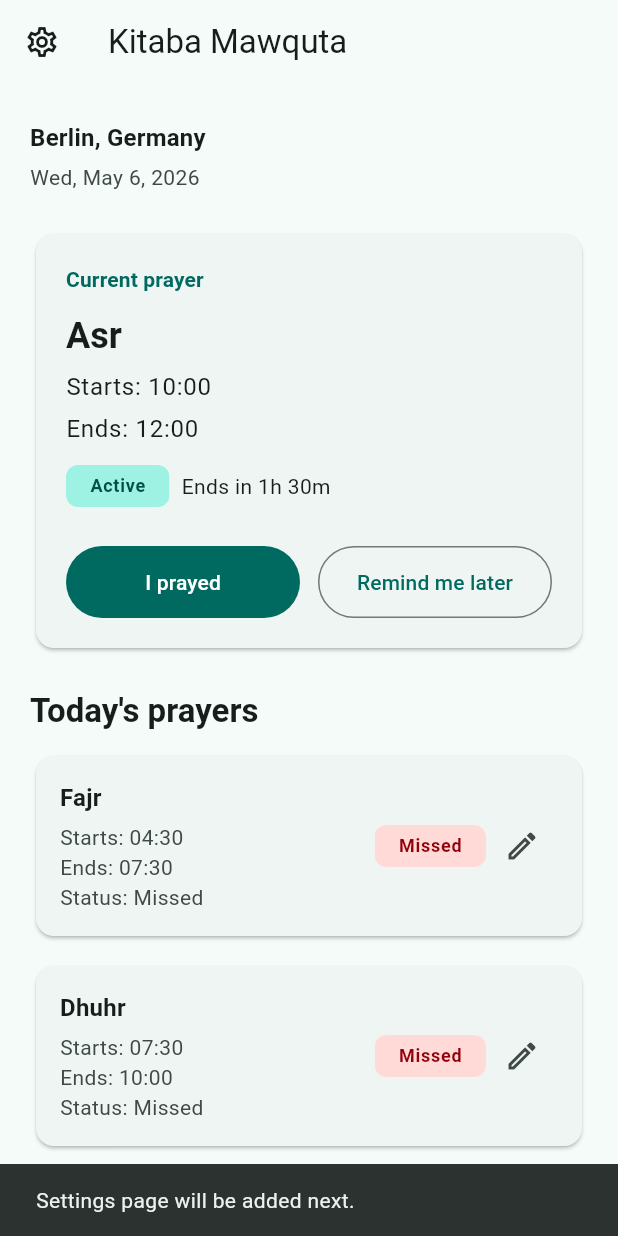
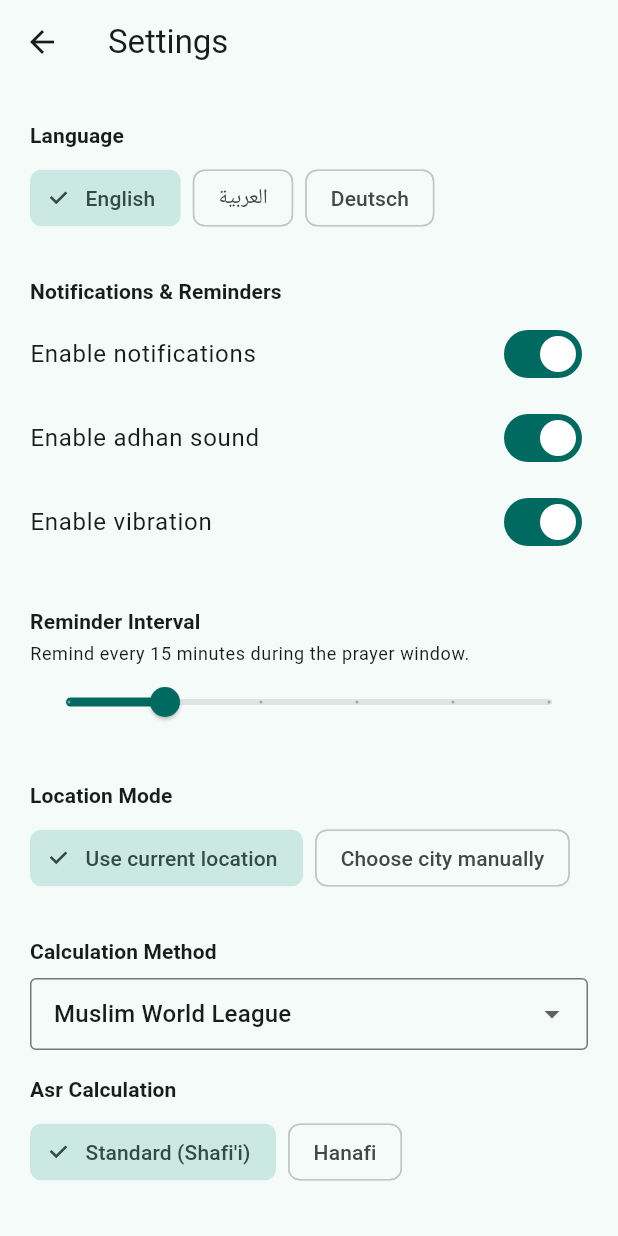
Before and after one commit to housnizalam/kitaba_mawquta, a Flutter app: the screen it shows after launch, after a tap on the "settings" icon, on a phone screen of 412 x 824 dp. Run offline on Flutter 3.47's test engine with Material 3 defaults, Android fonts, the phone set to English and light mode, and no system bars; our stand-ins replace flutter_riverpod, hive_flutter; accounts and stored records are empty.

Commit message:
settings page

```diff
--- a/lib/features/home/home_page.dart
+++ b/lib/features/home/home_page.dart
@@ -8,6 +8,7 @@ import '../../core/models/models.dart';
 import '../../core/state/app_state_notifier.dart';
 import '../../core/state/app_state_providers.dart';
 import '../../core/state/storage_service_providers.dart';
+import '../settings/settings_page.dart';
 import '../../shared/widgets/constrained_page_body.dart';
 
 /// Main home screen for the prayer app.
@@ -22,19 +23,16 @@ class HomePage extends ConsumerStatefulWidget {
 
 class _HomePageState extends ConsumerState<HomePage> {
   Timer? _clockTimer;
-  DateTime _now = DateTime.now();
 
   @override
   void initState() {
     super.initState();
-    _clockTimer = Timer.periodic(const Duration(seconds: 30), (_) {
+    _clockTimer = Timer.periodic(const Duration(seconds: 1), (_) {
       if (!mounted) {
         return;
       }
 
-      setState(() {
-        _now = DateTime.now();
-      });
+      setState(() {});
     });
   }
 
@@ -45,9 +43,10 @@ class _HomePageState extends ConsumerState<HomePage> {
   }
 
   Future<void> _markCurrentPrayerAsPrayed(PrayerTimeEntry entry) async {
+    final effectiveNow = DateTime.now();
     await ref
         .read(appStateNotifierProvider.notifier)
-        .markPrayerAsPrayed(entry.prayerType, now: _now);
+        .markPrayerAsPrayed(entry.prayerType, now: effectiveNow);
 
     if (!mounted) {
       return;
@@ -60,9 +59,17 @@ class _HomePageState extends ConsumerState<HomePage> {
     );
   }
 
-  void _showSettingsPlaceholder() {
+  Future<void> _openSettingsPage() async {
+    final didSave = await Navigator.of(
+      context,
+    ).push<bool>(MaterialPageRoute(builder: (_) => const SettingsPage()));
+
+    if (!mounted || didSave != true) {
+      return;
+    }
+
     ScaffoldMessenger.of(context).showSnackBar(
-      const SnackBar(content: Text('Settings page will be added next.')),
+      const SnackBar(content: Text('Settings saved successfully.')),
     );
   }
 
@@ -77,7 +84,8 @@ class _HomePageState extends ConsumerState<HomePage> {
   }
 
   Future<void> _openPrayerEditDialog(PrayerTimeEntry entry) async {
-    if (_now.isBefore(entry.startTime)) {
+    final effectiveNow = DateTime.now();
+    if (effectiveNow.isBefore(entry.startTime)) {
       if (!mounted) {
         return;
       }
@@ -148,7 +156,7 @@ class _HomePageState extends ConsumerState<HomePage> {
                   return;
                 }
 
-                if (selectedPrayedAt!.isAfter(_now)) {
+                if (selectedPrayedAt!.isAfter(effectiveNow)) {
                   setDialogState(() {
                     errorMessage = 'Prayed time cannot be in the future.';
                   });
@@ -163,7 +171,7 @@ class _HomePageState extends ConsumerState<HomePage> {
                       entry.prayerType,
                       status: selectedStatus,
                       prayedAt: selectedPrayedAt,
-                      now: _now,
+                      now: effectiveNow,
                     );
               } on ArgumentError catch (e) {
                 setDialogState(() {
@@ -278,6 +286,7 @@ class _HomePageState extends ConsumerState<HomePage> {
 
   @override
   Widget build(BuildContext context) {
+    final effectiveNow = DateTime.now();
     final appStateAsync = ref.watch(appStateNotifierProvider);
     final location = ref.watch(locationProvider);
     final schedule = ref.watch(todayScheduleProvider);
@@ -288,7 +297,7 @@ class _HomePageState extends ConsumerState<HomePage> {
       appBar: AppBar(
         automaticallyImplyLeading: false,
         leading: IconButton(
-          onPressed: _showSettingsPlaceholder,
+          onPressed: _openSettingsPage,
           icon: const Icon(Icons.settings_outlined),
           tooltip: 'Settings',
         ),
@@ -306,7 +315,7 @@ class _HomePageState extends ConsumerState<HomePage> {
           final prayers = schedule?.prayers ?? const <PrayerTimeEntry>[];
           final activePrayer = schedule == null
               ? null
-              : prayerLogic.getCurrentActivePrayerEntry(schedule, _now);
+              : prayerLogic.getCurrentActivePrayerEntry(schedule, effectiveNow);
           final latestPrayedPrayer =
               prayers.where((entry) => entry.prayedAt != null).toList()
                 ..sort((a, b) => b.prayedAt!.compareTo(a.prayedAt!));
@@ -315,7 +324,7 @@ class _HomePageState extends ConsumerState<HomePage> {
               : latestPrayedPrayer.first;
           final nextPrayer = schedule == null
               ? null
-              : prayerLogic.getNextUpcomingPrayerEntry(schedule, _now);
+              : prayerLogic.getNextUpcomingPrayerEntry(schedule, effectiveNow);
 
           return ConstrainedPageBody(
             child: ListView(
@@ -329,14 +338,14 @@ class _HomePageState extends ConsumerState<HomePage> {
                 ),
                 const SizedBox(height: 4),
                 Text(
-                  _formatDate(_now),
+                  _formatDate(effectiveNow),
                   style: theme.textTheme.bodyMedium?.copyWith(
                     color: theme.colorScheme.onSurfaceVariant,
                   ),
                 ),
                 const SizedBox(height: 24),
                 _CurrentPrayerCard(
-                  now: _now,
+                  now: effectiveNow,
                   activePrayer: activePrayer,
                   prayedPrayer: prayedPrayer,
                   nextPrayer: nextPrayer,
@@ -356,7 +365,7 @@ class _HomePageState extends ConsumerState<HomePage> {
                 ),
                 const SizedBox(height: 12),
                 if (prayers.isEmpty)
-                  _EmptyPrayerListCard(now: _now)
+                  _EmptyPrayerListCard(now: effectiveNow)
                 else
                   ...prayers.map(
                     (entry) => Padding(
@@ -365,9 +374,9 @@ class _HomePageState extends ConsumerState<HomePage> {
                         entry: entry,
                         runtimeStatus: prayerLogic.determinePrayerRuntimeStatus(
                           entry,
-                          _now,
+                          effectiveNow,
                         ),
-                        isEditable: !entry.startTime.isAfter(_now),
+                        isEditable: !entry.startTime.isAfter(effectiveNow),
                         onEdit: () => _openPrayerEditDialog(entry),
                       ),
                     ),
@@ -401,13 +410,13 @@ class _CurrentPrayerCard extends StatelessWidget {
   @override
   Widget build(BuildContext context) {
     final theme = Theme.of(context);
-    final cardPrayer = activePrayer ?? prayedPrayer ?? nextPrayer;
+    final cardPrayer = activePrayer ?? nextPrayer ?? prayedPrayer;
     final cardStatus = activePrayer != null
         ? PrayerRuntimeStatus.active
+        : nextPrayer != null
+        ? PrayerRuntimeStatus.notStarted
         : prayedPrayer != null
         ? PrayerRuntimeStatus.prayed
-        : nextPrayer != null
-        ? PrayerRuntimeStatus.notStarted
         : null;
     final showTimeRemaining = activePrayer != null;
 
--- /dev/null
+++ b/lib/features/settings/settings_page.dart
@@ -0,0 +1,358 @@
+import 'package:flutter/material.dart';
+import 'package:flutter_riverpod/flutter_riverpod.dart';
+
+import '../../core/models/models.dart';
+import '../../core/state/app_state_notifier.dart';
+import '../../core/state/app_state_providers.dart';
+import '../../shared/widgets/constrained_page_body.dart';
+
+const List<String> _kAdhanSounds = [
+  'default_adhan',
+  'makkah',
+  'madinah',
+  'al_aqsa',
+];
+
+const List<int> _kReminderIntervals = [10, 15, 20, 30, 45, 60];
+
+String _languageLabel(AppLanguage v) {
+  switch (v) {
+    case AppLanguage.arabic:
+      return 'العربية';
+    case AppLanguage.german:
+      return 'Deutsch';
+    case AppLanguage.english:
+      return 'English';
+  }
+}
+
+String _calcMethodLabel(CalculationMethodType v) {
+  const labels = {
+    CalculationMethodType.muslimWorldLeague: 'Muslim World League',
+    CalculationMethodType.egyptian: 'Egyptian General Authority',
+    CalculationMethodType.karachi: 'University of Islamic Sciences, Karachi',
+    CalculationMethodType.ummAlQura: 'Umm Al-Qura, Makkah',
+    CalculationMethodType.dubai: 'Dubai',
+    CalculationMethodType.northAmerica: 'Islamic Society of North America',
+    CalculationMethodType.kuwait: 'Kuwait',
+    CalculationMethodType.qatar: 'Qatar',
+    CalculationMethodType.singapore: 'Singapore',
+    CalculationMethodType.tehran: 'Institute of Geophysics, Tehran',
+    CalculationMethodType.turkey: 'Diyanet İşleri Başkanlığı, Turkey',
+    CalculationMethodType.moonsightingCommittee: 'Moonsighting Committee',
+    CalculationMethodType.other: 'Other / Custom',
+  };
+  return labels[v] ?? v.name;
+}
+
+String _adhanSoundLabel(String key) {
+  const labels = {
+    'default_adhan': 'Default Adhan',
+    'makkah': 'Makkah',
+    'madinah': 'Madinah',
+    'al_aqsa': 'Al-Aqsa',
+  };
+  return labels[key] ?? key;
+}
+
+String _locationModeLabel(LocationMode mode) {
+  switch (mode) {
+    case LocationMode.auto:
+      return 'Use current location';
+    case LocationMode.manual:
+      return 'Choose city manually';
+  }
+}
+
+/// App settings screen.
+///
+/// Uses local form state and saves through the app state notifier.
+class SettingsPage extends ConsumerStatefulWidget {
+  const SettingsPage({super.key});
+
+  @override
+  ConsumerState<SettingsPage> createState() => _SettingsPageState();
+}
+
+class _SettingsPageState extends ConsumerState<SettingsPage> {
+  AppLanguage _language = AppLanguage.english;
+  bool _notificationsEnabled = true;
+  bool _adhanEnabled = true;
+  bool _vibrationEnabled = true;
+  LocationMode _locationMode = LocationMode.auto;
+  CalculationMethodType _calculationMethod =
+      CalculationMethodType.muslimWorldLeague;
+  AsrMethod _asrMethod = AsrMethod.standard;
+  int _reminderIntervalMinutes = 15;
+  String _adhanSoundName = 'default_adhan';
+
+  bool _didHydrateFromPersistedSettings = false;
+
+  void _applySettingsToLocalState(AppSettings settings) {
+    _language = settings.language;
+    _notificationsEnabled = settings.notificationsEnabled;
+    _adhanEnabled = settings.adhanEnabled;
+    _vibrationEnabled = settings.vibrationEnabled;
+    _locationMode = settings.locationMode;
+    _calculationMethod = settings.calculationMethod;
+    _asrMethod = settings.asrMethod;
+    _reminderIntervalMinutes = settings.reminderIntervalMinutes;
+    _adhanSoundName = settings.adhanSoundName;
+  }
+
+  Future<void> _saveSettings() async {
+    final updated = AppSettings(
+      language: _language,
+      reminderIntervalMinutes: _reminderIntervalMinutes,
+      notificationsEnabled: _notificationsEnabled,
+      adhanEnabled: _adhanEnabled,
+      vibrationEnabled: _vibrationEnabled,
+      adhanSoundName: _adhanSoundName,
+      calculationMethod: _calculationMethod,
+      asrMethod: _asrMethod,
+      locationMode: _locationMode,
+    );
+
+    await ref.read(appStateNotifierProvider.notifier).updateSettings(updated);
+
+    if (!mounted) {
+      return;
+    }
+
+    Navigator.of(context).pop(true);
+  }
+
+  @override
+  Widget build(BuildContext context) {
+    // Keep async app state loading path active.
+    ref.watch(appStateNotifierProvider);
+    final currentSettings = ref.watch(settingsProvider);
+
+    // If settings are already available on first build, hydrate immediately.
+    if (!_didHydrateFromPersistedSettings && currentSettings != null) {
+      _applySettingsToLocalState(currentSettings);
+      _didHydrateFromPersistedSettings = true;
+    }
+
+    ref.listen<AppSettings?>(settingsProvider, (previous, next) {
+      if (!mounted || _didHydrateFromPersistedSettings || next == null) {
+        return;
+      }
+
+      setState(() {
+        _applySettingsToLocalState(next);
+        _didHydrateFromPersistedSettings = true;
+      });
+    });
+
+    final theme = Theme.of(context);
+
+    return Scaffold(
+      appBar: AppBar(title: const Text('Settings')),
+      body: ConstrainedPageBody(
+        child: ListView(
+          padding: const EdgeInsets.symmetric(horizontal: 20, vertical: 24),
+          children: [
+            _SectionHeader(title: 'Language'),
+            const SizedBox(height: 8),
+            _SegmentedRow<AppLanguage>(
+              values: AppLanguage.values,
+              selected: _language,
+              labelOf: _languageLabel,
+              onChanged: (v) => setState(() => _language = v),
+            ),
+            const SizedBox(height: 28),
+            _SectionHeader(title: 'Notifications & Reminders'),
+            const SizedBox(height: 4),
+            _ToggleTile(
+              title: 'Enable notifications',
+              value: _notificationsEnabled,
+              onChanged: (v) => setState(() => _notificationsEnabled = v),
+            ),
+            _ToggleTile(
+              title: 'Enable adhan sound',
+              value: _adhanEnabled,
+              onChanged: (v) => setState(() => _adhanEnabled = v),
+            ),
+            _ToggleTile(
+              title: 'Enable vibration',
+              value: _vibrationEnabled,
+              onChanged: (v) => setState(() => _vibrationEnabled = v),
+            ),
+            const SizedBox(height: 28),
+            _SectionHeader(title: 'Reminder Interval'),
+            const SizedBox(height: 4),
+            Text(
+              'Remind every $_reminderIntervalMinutes minutes during the prayer window.',
+              style: theme.textTheme.bodySmall,
+            ),
+            Slider(
+              value: _reminderIntervalMinutes.toDouble(),
+              min: _kReminderIntervals.first.toDouble(),
+              max: _kReminderIntervals.last.toDouble(),
+              divisions: _kReminderIntervals.length - 1,
+              label: '$_reminderIntervalMinutes min',
+              onChanged: (v) {
+                final snapped = _kReminderIntervals.reduce(
+                  (a, b) =>
+                      (a - v.round()).abs() < (b - v.round()).abs() ? a : b,
+                );
+                setState(() => _reminderIntervalMinutes = snapped);
+              },
+            ),
+            const SizedBox(height: 28),
+            _SectionHeader(title: 'Location Mode'),
+            const SizedBox(height: 8),
+            _SegmentedRow<LocationMode>(
+              values: LocationMode.values,
+              selected: _locationMode,
+              labelOf: _locationModeLabel,
+              onChanged: (v) => setState(() => _locationMode = v),
+            ),
+            const SizedBox(height: 28),
+            _SectionHeader(title: 'Calculation Method'),
+            const SizedBox(height: 8),
+            _DropdownRow<CalculationMethodType>(
+              value: _calculationMethod,
+              items: CalculationMethodType.values,
+              labelOf: _calcMethodLabel,
+              onChanged: (v) => setState(() => _calculationMethod = v),
+            ),
+            const SizedBox(height: 16),
+            _SectionHeader(title: 'Asr Calculation'),
+            const SizedBox(height: 8),
+            _SegmentedRow<AsrMethod>(
+              values: AsrMethod.values,
+              selected: _asrMethod,
+              labelOf: (v) =>
+                  v == AsrMethod.standard ? 'Standard (Shafi\'i)' : 'Hanafi',
+              onChanged: (v) => setState(() => _asrMethod = v),
+            ),
+            const SizedBox(height: 28),
+            _SectionHeader(title: 'Adhan Sound'),
+            const SizedBox(height: 8),
+            _DropdownRow<String>(
+              value: _adhanSoundName,
+              items: _kAdhanSounds,
+              labelOf: _adhanSoundLabel,
+              onChanged: (v) => setState(() => _adhanSoundName = v),
+            ),
+            const SizedBox(height: 40),
+            FilledButton.icon(
+              onPressed: _saveSettings,
+              icon: const Icon(Icons.save_outlined),
+              label: const Padding(
+                padding: EdgeInsets.symmetric(vertical: 14),
+                child: Text('Save Settings'),
+              ),
+            ),
+            const SizedBox(height: 24),
+          ],
+        ),
+      ),
+    );
+  }
+}
+
+class _SectionHeader extends StatelessWidget {
+  final String title;
+
+  const _SectionHeader({required this.title});
+
+  @override
+  Widget build(BuildContext context) {
+    return Text(
+      title,
+      style: Theme.of(
+        context,
+      ).textTheme.titleSmall?.copyWith(fontWeight: FontWeight.bold),
+    );
+  }
+}
+
+class _ToggleTile extends StatelessWidget {
+  final String title;
+  final bool value;
+  final ValueChanged<bool> onChanged;
+
+  const _ToggleTile({
+    required this.title,
+    required this.value,
+    required this.onChanged,
+  });
+
+  @override
+  Widget build(BuildContext context) {
+    return SwitchListTile(
+      contentPadding: EdgeInsets.zero,
+      title: Text(title),
+      value: value,
+      onChanged: onChanged,
+    );
+  }
+}
+
+class _SegmentedRow<T> extends StatelessWidget {
+  final List<T> values;
+  final T selected;
+  final String Function(T) labelOf;
+  final ValueChanged<T> onChanged;
+
+  const _SegmentedRow({
+    required this.values,
+    required this.selected,
+    required this.labelOf,
+    required this.onChanged,
+  });
+
+  @override
+  Widget build(BuildContext context) {
+    return Wrap(
+      spacing: 8,
+      runSpacing: 8,
+      children: values
+          .map(
+            (v) => ChoiceChip(
+              label: Text(labelOf(v)),
+              selected: v == selected,
+              onSelected: (_) => onChanged(v),
+            ),
+          )
+          .toList(),
+    );
+  }
+}
+
+class _DropdownRow<T> extends StatelessWidget {
+  final T value;
+  final List<T> items;
+  final String Function(T) labelOf;
+  final ValueChanged<T> onChanged;
+
+  const _DropdownRow({
+    required this.value,
+    required this.items,
+    required this.labelOf,
+    required this.onChanged,
+  });
+
+  @override
+  Widget build(BuildContext context) {
+    return DropdownButtonFormField<T>(
+      initialValue: value,
+      isExpanded: true,
+      decoration: const InputDecoration(
+        border: OutlineInputBorder(),
+        contentPadding: EdgeInsets.symmetric(horizontal: 12, vertical: 12),
+      ),
+      items: items
+          .map((v) => DropdownMenuItem<T>(value: v, child: Text(labelOf(v))))
+          .toList(),
+      onChanged: (v) {
+        if (v != null) {
+          onChanged(v);
+        }
+      },
+    );
+  }
+}
```
